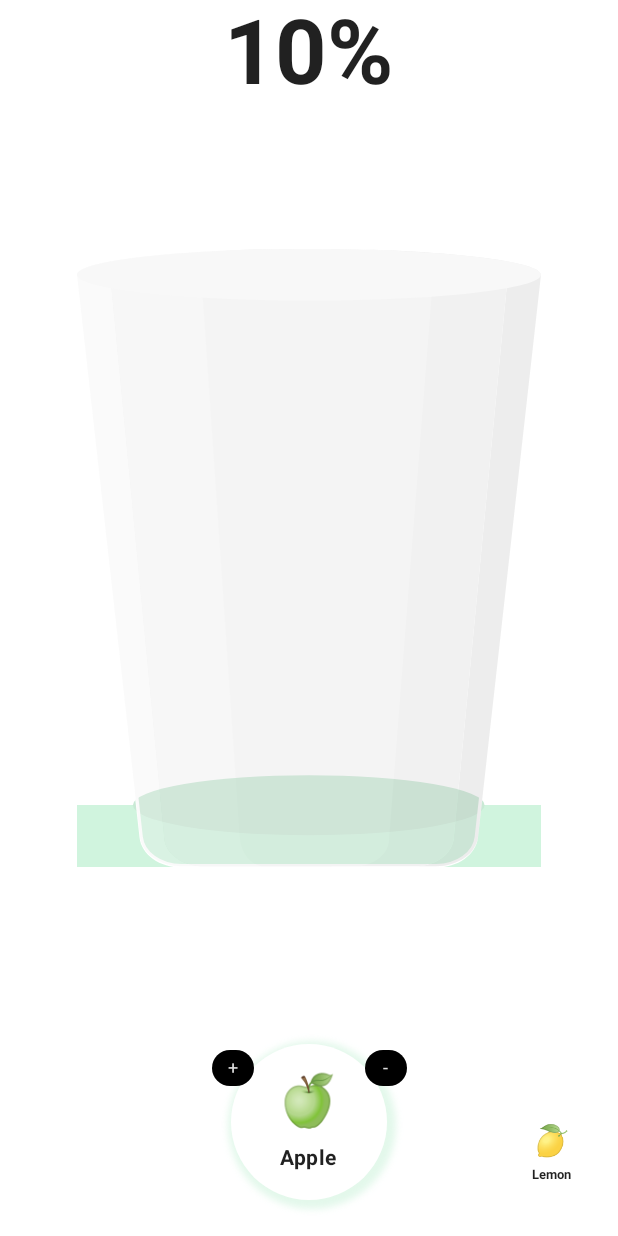
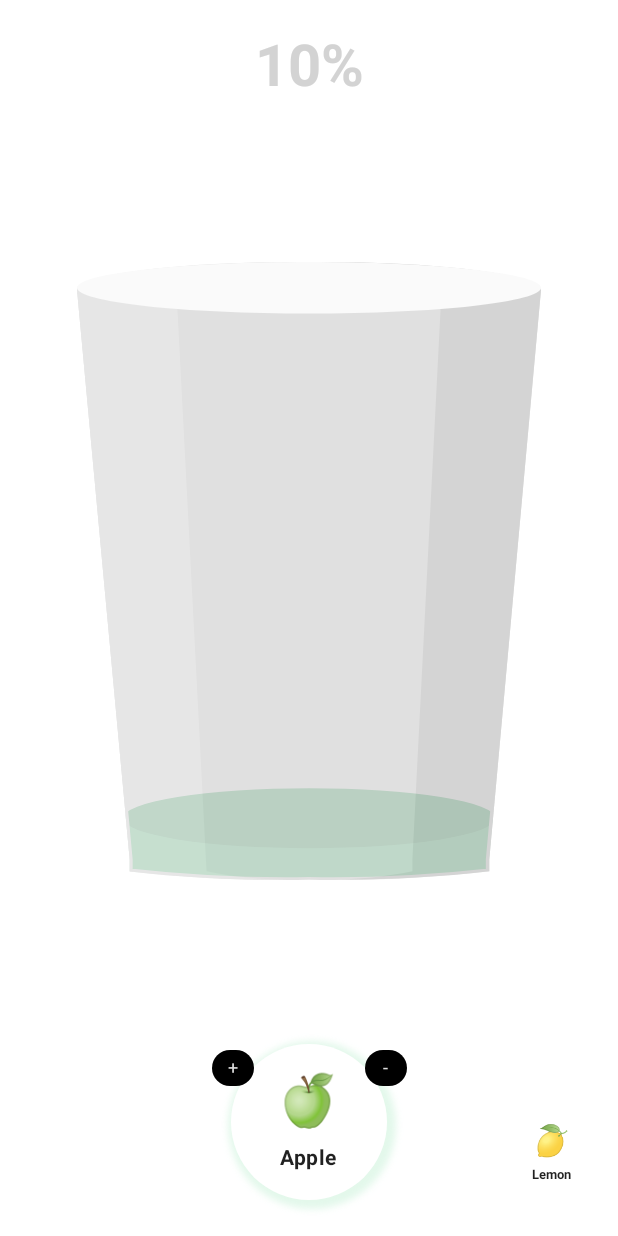
Before and after one commit to limbuserendipity/CustomJuiceCompose, an Android app built with Jetpack Compose: the screen it shows after launch (MainActivity), after a tap on "add +", on a phone screen of 412 x 824 dp. Run offline under Robolectric (Android 15) with nearby library versions, the phone set to English and light mode, and no system bars; 2 statements that could not run were skipped.

Commit message:
Add Progress

```diff
--- a/app/src/main/java/net/limbuserendipity/customjuicecompose/ui/component/JuiceCup.kt
+++ b/app/src/main/java/net/limbuserendipity/customjuicecompose/ui/component/JuiceCup.kt
@@ -63,6 +63,7 @@ fun JuiceCup(
                 .border(
                     BorderStroke(2.dp, Color.White), shape
                 )
+                .clip(shape)
         )
 
         Image(
@@ -87,7 +88,10 @@ fun JuiceColumn(
     density: Density = LocalDensity.current
 ) {
 
-    val animateFullness = animateFloatAsState(targetValue = cupFullness)
+    val animateFullness = animateFloatAsState(
+        targetValue = cupFullness,
+        animationSpec = defaultProgressAnimationSpec()
+    )
 
     Column(
         verticalArrangement = Arrangement.Bottom,
@@ -119,7 +123,10 @@ fun JuiceColumn(
             val ingredientHeight = with(density) {
                 (ingredient.fullness * maxHeight.toPx()).toDp()
             }
-            val animateHeight = animateDpAsState(targetValue = ingredientHeight)
+            val animateHeight = animateDpAsState(
+                targetValue = ingredientHeight,
+                animationSpec = defaultProgressAnimationSpec()
+            )
 
             JuiceItem(
                 onClick = { onItemClick(ingredient) },
--- /dev/null
+++ b/app/src/main/java/net/limbuserendipity/customjuicecompose/ui/component/Progress.kt
@@ -0,0 +1,173 @@
+package net.limbuserendipity.customjuicecompose.ui.component
+
+import androidx.compose.animation.AnimatedVisibility
+import androidx.compose.animation.animateColorAsState
+import androidx.compose.animation.core.*
+import androidx.compose.foundation.BorderStroke
+import androidx.compose.foundation.layout.*
+import androidx.compose.foundation.shape.CircleShape
+import androidx.compose.material.*
+import androidx.compose.material.icons.Icons
+import androidx.compose.material.icons.filled.*
+import androidx.compose.runtime.Composable
+import androidx.compose.ui.Alignment
+import androidx.compose.ui.Modifier
+import androidx.compose.ui.draw.scale
+import androidx.compose.ui.graphics.Color
+import androidx.compose.ui.graphics.Shape
+import androidx.compose.ui.graphics.vector.ImageVector
+import androidx.compose.ui.text.TextStyle
+import androidx.compose.ui.text.font.FontWeight
+import androidx.compose.ui.unit.Dp
+import androidx.compose.ui.unit.dp
+import net.limbuserendipity.customjuicecompose.ui.model.ProgressState
+import net.limbuserendipity.customjuicecompose.ui.theme.appleColor
+import net.limbuserendipity.customjuicecompose.ui.theme.coconutColor
+import kotlin.math.roundToInt
+
+@Composable
+fun Progress(
+    cupFullness: Float,
+    progressState: ProgressState,
+    onProgressState: (ProgressState) -> Unit,
+    modifier: Modifier = Modifier,
+    shape: Shape = CircleShape,
+    defaultColor: Color = MaterialTheme.colors.surface,
+    defaultContentColor: Color = MaterialTheme.colors.primary,
+    border: BorderStroke? = null,
+    elevation: Dp = 0.dp,
+) {
+
+    if (cupFullness == 1f && progressState != ProgressState.Completed)
+        onProgressState(ProgressState.Complete)
+
+    val animateFullness = animateFloatAsState(
+        targetValue = cupFullness,
+        animationSpec = defaultProgressAnimationSpec(),
+        finishedListener = {
+            if (progressState == ProgressState.Progress) onProgressState(ProgressState.Quietly)
+        }
+    )
+    val backgroundColor : Color
+    val contentColor: Color
+    val contentScale : Float
+    val fullnessTextStyle: TextStyle
+    val completeText : String
+    val completeIcon : ImageVector
+    val visibleCompleteContent : Boolean
+    when (progressState) {
+        ProgressState.Quietly -> {
+            backgroundColor = defaultColor
+            contentColor = Color.LightGray
+            contentScale = 0.8f
+            fullnessTextStyle = MaterialTheme.typography.h3
+            completeText = ""
+            completeIcon = Icons.Default.KeyboardArrowRight
+            visibleCompleteContent = false
+        }
+        ProgressState.Progress -> {
+            backgroundColor = defaultColor
+            contentColor = defaultContentColor
+            contentScale = 1f
+            fullnessTextStyle = MaterialTheme.typography.h3
+            completeText = ""
+            completeIcon = Icons.Default.KeyboardArrowRight
+            visibleCompleteContent = false
+        }
+        ProgressState.Complete -> {
+            backgroundColor = contentColorFor(defaultColor)
+            contentColor = contentColorFor(defaultContentColor)
+            contentScale = 1f
+            fullnessTextStyle = MaterialTheme.typography.body2
+            completeText = "Complete"
+            completeIcon = Icons.Default.KeyboardArrowRight
+            visibleCompleteContent = true
+        }
+        ProgressState.Completed -> {
+            backgroundColor = contentColorFor(defaultColor)
+            contentColor = appleColor
+            contentScale = 1f
+            fullnessTextStyle = MaterialTheme.typography.h5
+            completeText = "Completed"
+            completeIcon = Icons.Default.Check
+            visibleCompleteContent = true
+        }
+    }
+
+    val animateContentColor = animateColorAsState(targetValue = contentColor)
+    val animateBackgroundColor = animateColorAsState(targetValue = backgroundColor)
+    val animateContentScale = animateFloatAsState(targetValue = contentScale)
+
+    Surface(
+        shape = shape,
+        color = animateBackgroundColor.value,
+        contentColor = animateContentColor.value,
+        border = border,
+        elevation = elevation,
+        modifier = Modifier
+            .padding(8.dp)
+            .scale(animateContentScale.value)
+    ) {
+        Row(
+            horizontalArrangement = Arrangement.SpaceEvenly,
+            verticalAlignment = Alignment.CenterVertically,
+            modifier = modifier.padding(8.dp)
+        ) {
+
+            AnimatedVisibility(
+                visible = progressState == ProgressState.Completed
+            ) {
+                ActionItem(
+                    icon = Icons.Default.ArrowBack,
+                    onClick = {
+                        onProgressState(ProgressState.Complete)
+                    },
+                    color = MaterialTheme.colors.surface
+                )
+            }
+
+            AnimatedVisibility(
+                visible = progressState != ProgressState.Completed
+            ) {
+                Text(
+                    text = "${(animateFullness.value * 100f).roundToInt()}%",
+                    fontWeight = FontWeight.Bold,
+                    style = fullnessTextStyle
+                )
+            }
+
+            AnimatedVisibility(
+                visible = visibleCompleteContent
+            ) {
+                Text(
+                    text = completeText,
+                    fontWeight = FontWeight.Bold,
+                    style = MaterialTheme.typography.h5
+                )
+            }
+
+            AnimatedVisibility(
+                visible = visibleCompleteContent
+            ) {
+                ActionItem(
+                    icon = completeIcon,
+                    onClick = {
+                        onProgressState(ProgressState.Completed)
+                    },
+                    color = MaterialTheme.colors.surface
+                )
+            }
+        }
+    }
+
+}
+
+fun <T> defaultProgressAnimationSpec(
+    durationMillis: Int = 300,
+    delayMillis: Int = 0,
+    easing: Easing = LinearEasing
+) = tween<T>(
+    durationMillis = durationMillis,
+    delayMillis = delayMillis,
+    easing = easing
+)
--- /dev/null
+++ b/app/src/main/java/net/limbuserendipity/customjuicecompose/ui/model/ProgressState.kt
@@ -0,0 +1,5 @@
+package net.limbuserendipity.customjuicecompose.ui.model
+
+enum class ProgressState {
+    Quietly, Progress, Complete, Completed
+}
--- a/app/src/main/java/net/limbuserendipity/customjuicecompose/ui/screen/JuiceScreen.kt
+++ b/app/src/main/java/net/limbuserendipity/customjuicecompose/ui/screen/JuiceScreen.kt
@@ -1,30 +1,23 @@
 package net.limbuserendipity.customjuicecompose.ui.screen
 
-import android.annotation.SuppressLint
-import androidx.compose.animation.core.animateFloatAsState
 import androidx.compose.foundation.*
 import androidx.compose.foundation.layout.*
 import androidx.compose.foundation.pager.PagerState
 import androidx.compose.foundation.pager.rememberPagerState
-import androidx.compose.material.MaterialTheme
 import androidx.compose.material.Scaffold
-import androidx.compose.material.Text
 import androidx.compose.runtime.*
 import androidx.compose.ui.Modifier
 import androidx.compose.ui.graphics.vector.ImageVector
 import androidx.compose.ui.res.vectorResource
-import androidx.compose.ui.text.font.FontWeight
 import androidx.compose.ui.unit.dp
 import kotlinx.coroutines.launch
 import net.limbuserendipity.customjuicecompose.R
 import net.limbuserendipity.customjuicecompose.ui.component.IngredientPager
 import net.limbuserendipity.customjuicecompose.ui.component.JuiceCup
-import net.limbuserendipity.customjuicecompose.ui.model.Ingredient
+import net.limbuserendipity.customjuicecompose.ui.component.Progress
+import net.limbuserendipity.customjuicecompose.ui.model.ProgressState
 import net.limbuserendipity.customjuicecompose.util.ingredientList
 import net.limbuserendipity.customjuicecompose.util.round
-import net.limbuserendipity.customjuicecompose.util.swap
-import java.util.LinkedList
-import kotlin.math.roundToInt
 
 @OptIn(ExperimentalFoundationApi::class)
 @Composable
@@ -39,7 +32,7 @@ fun JuiceScreen(
     val cupFullness: Float = ingredients.sumOf { it.fullness.toDouble() }.toFloat()
         .coerceIn(0f..1f)
 
-    val animateFullness = animateFloatAsState(targetValue = cupFullness)
+    var progressState by remember { mutableStateOf(ProgressState.Quietly) }
 
     val isFull = cupFullness == 1f
     val juiceOz = 0.1f
@@ -49,16 +42,14 @@ fun JuiceScreen(
 
     Scaffold(
         topBar = {
-            Row(
-                horizontalArrangement = Arrangement.Center,
+            Progress(
+                cupFullness = cupFullness,
+                progressState = progressState,
+                onProgressState = { progress ->
+                    progressState = progress
+                },
                 modifier = Modifier.fillMaxWidth()
-            ) {
-                Text(
-                    text = "${(animateFullness.value * 100f).roundToInt()}%",
-                    fontWeight = FontWeight.Bold,
-                    style = MaterialTheme.typography.h2
-                )
-            }
+            )
         },
         bottomBar = {
             IngredientPager(
@@ -67,11 +58,13 @@ fun JuiceScreen(
                     val fullness = if(item.fullness + juiceOz > 1f) 1f
                     else item.fullness + juiceOz
                     ingredients[index] = item.copy(fullness = fullness.round())
+                    progressState = ProgressState.Progress
                 },
                 onItemRemoveClick = { index, item ->
                     val fullness = if(item.fullness - juiceOz < 0f) 0f
                     else item.fullness - juiceOz
                     ingredients[index] = item.copy(fullness = fullness.round())
+                    progressState = ProgressState.Progress
                 },
                 isFull = isFull,
                 pagerState = pagerState,
--- a/app/src/main/res/drawable/cup_foreground.xml
+++ b/app/src/main/res/drawable/cup_foreground.xml
@@ -1,24 +1,18 @@
 <vector xmlns:android="http://schemas.android.com/apk/res/android"
     android:width="14dp"
-    android:height="24.03dp"
+    android:height="24.01dp"
     android:viewportWidth="14"
-    android:viewportHeight="24.03">
+    android:viewportHeight="24.01">
   <path
-      android:pathData="M1,1 L2.63,22.85A1.17,1.17 0,0 0,3.71 24H3.16A1.26,1.26 0,0 1,1.9 22.85L0,1C0,0.51 2.5,0.1 5.79,0 3,0.11 1,0.52 1,1Z"
-      android:fillColor="#efefef"/>
+      android:pathData="M14,1.09 L12.44,23.2v0.47A32.86,32.86 0,0 1,7 24a32.86,32.86 0,0 1,-5.41 -0.33V23.2L0,1.09C0,0.49 3.13,0 7,0S14,0.49 14,1.09Z"
+      android:fillColor="#999"/>
   <path
-      android:pathData="M14,1 L12.1,22.85A1.26,1.26 0,0 1,10.84 24h-0.55a1.17,1.17 0,0 0,1.08 -1.15L13,1c0,-0.48 -2,-0.89 -4.79,-1C11.5,0.1 14,0.51 14,1Z"
-      android:fillColor="#c4c4c4"/>
+      android:pathData="M14,1.09 L12.44,23.2v0.47a30,30 0,0 1,-4.9 0.32,9.61 9.61,0 0,0 2.58,-0.32V23.2L11,1.09C11,0.53 9.43,0.09 7.41,0 11.09,0 14,0.51 14,1.09Z"
+      android:fillColor="#727272"/>
   <path
-      android:pathData="M13,1 L11.37,22.85A1.17,1.17 0,0 1,10.29 24H3.71a1.17,1.17 0,0 1,-1.08 -1.15L1,1C1,0.53 3,0.13 5.61,0H7C10.32,0 13,0.45 13,1Z"
-      android:fillColor="#d1d1d1"/>
-  <path
-      android:pathData="M7.71,24h-4a1.17,1.17 0,0 1,-1.08 -1.15L1,1C1,0.53 3,0.13 5.61,0c0.77,0 1.5,0.07 2.15,0.13C6.1,0.34 5,0.65 5,1L6.63,22.85A1.17,1.17 0,0 0,7.71 24Z"
-      android:fillColor="#e5e5e5"/>
-  <path
-      android:pathData="M10.75,1 L9.42,22.88A1.09,1.09 0,0 1,8.54 24H5.66c-0.39,0 -0.72,-0.5 -0.75,-1.15L3.75,1C3.75,0.56 5.12,0.16 7,0H7C9.17,0.17 10.75,0.56 10.75,1Z"
-      android:fillColor="#ddd"/>
+      android:pathData="M3.91,23.67A9.61,9.61 0,0 0,6.49 24a30,30 0,0 1,-4.9 -0.32V23.2L0,1.09C0,0.51 2.91,0 6.59,0 4.57,0.06 3,0.53 3,1.09L3.89,23.2Z"
+      android:fillColor="#afafaf"/>
   <path
       android:pathData="M0,1a7,1 0,1 0,14 0a7,1 0,1 0,-14 0z"
-      android:fillColor="#eaeaea"/>
+      android:fillColor="#efefef"/>
 </vector>
--- a/app/src/main/res/drawable/cup_shape.xml
+++ b/app/src/main/res/drawable/cup_shape.xml
@@ -4,6 +4,6 @@
     android:viewportWidth="14"
     android:viewportHeight="24">
   <path
-      android:pathData="M14,1 L12.1,22.85A1.26,1.26 0,0 1,10.84 24L3.16,24A1.26,1.26 0,0 1,1.9 22.85L0,1c0,-0.55 3.13,-1 7,-1S14,0.45 14,1Z"
-      android:fillColor="#c9c9c9"/>
+      android:pathData="M14,1.09 L12.44,23.2l0,0.47A32.86,32.86 0,0 1,7 24a32.86,32.86 0,0 1,-5.41 -0.33l0,-0.47L0,1.09C0,0.49 3.13,0 7,0S14,0.49 14,1.09Z"
+      android:fillColor="#727272"/>
 </vector>
```
Also changed, not shown: app/src/main/java/net/limbuserendipity/customjuicecompose/ui/component/ActionItem.kt (+42 -5 lines).
